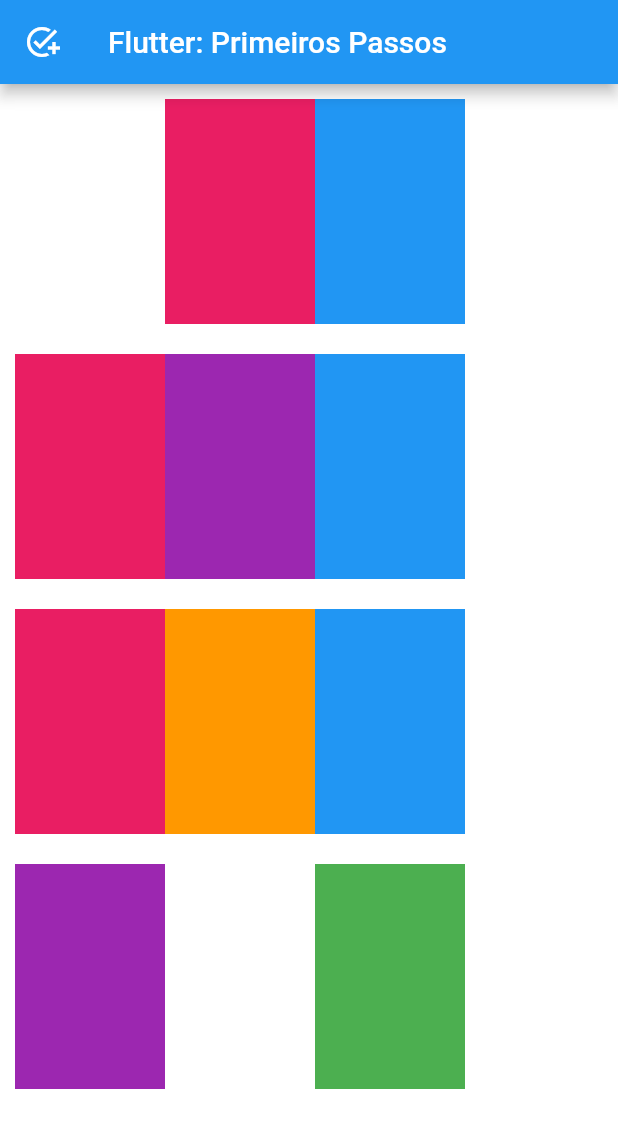
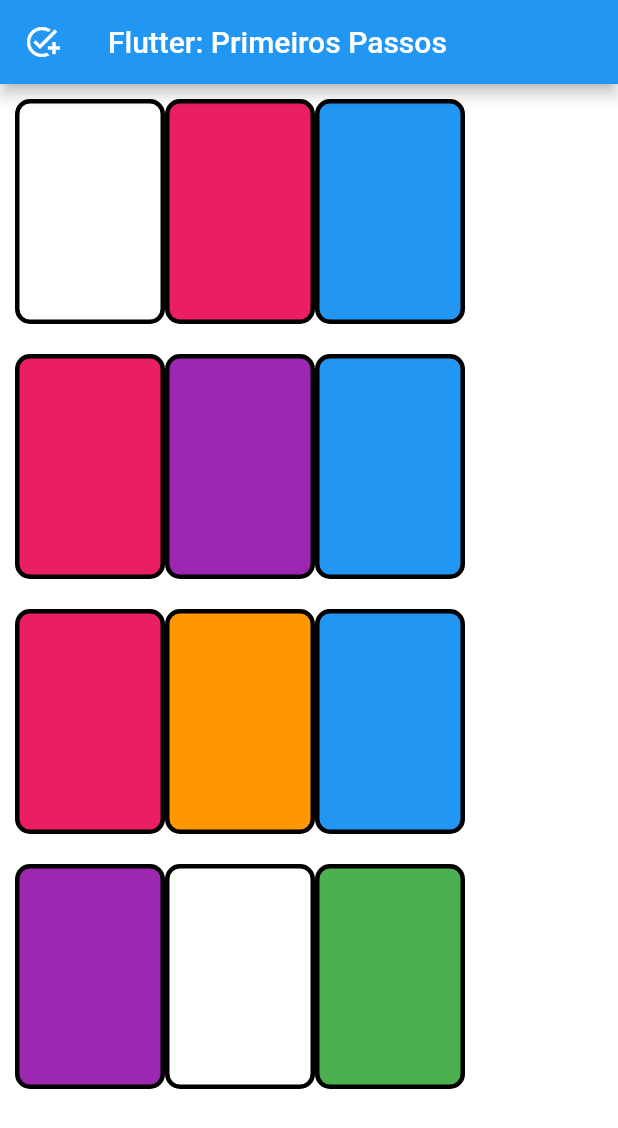
Before and after one commit to andre-alck/flutter_widgets_stateless_stateful_imagens_e_animacoes, a Flutter app: the screen it shows after launch, on a phone screen of 412 x 824 dp. Shown: the top 1128 px of the screen. Run offline on Flutter 3.47's test engine with Material 2 defaults, Android fonts, the phone set to English and light mode, and no system bars.

Commit message:
feat: add Faça como eu fiz: o retorno do Widget

```diff
--- a/lib/main.dart
+++ b/lib/main.dart
@@ -83,19 +83,46 @@ class Model extends StatelessWidget {
       child: Row(
         children: [
           Container(
+            decoration: BoxDecoration(
+              border: Border.all(
+                color: Colors.black,
+                width: 3,
+              ),
+              borderRadius: BorderRadius.circular(
+                10,
+              ),
+              color: colors[0],
+            ),
             height: 150,
             width: 100,
-            color: colors[0],
           ),
           Container(
+            decoration: BoxDecoration(
+              border: Border.all(
+                color: Colors.black,
+                width: 3,
+              ),
+              borderRadius: BorderRadius.circular(
+                10,
+              ),
+              color: colors[1],
+            ),
             height: 150,
             width: 100,
-            color: colors[1],
           ),
           Container(
+            decoration: BoxDecoration(
+              border: Border.all(
+                color: Colors.black,
+                width: 3,
+              ),
+              borderRadius: BorderRadius.circular(
+                10,
+              ),
+              color: colors[2],
+            ),
             height: 150,
             width: 100,
-            color: colors[2],
           ),
         ],
       ),
```
